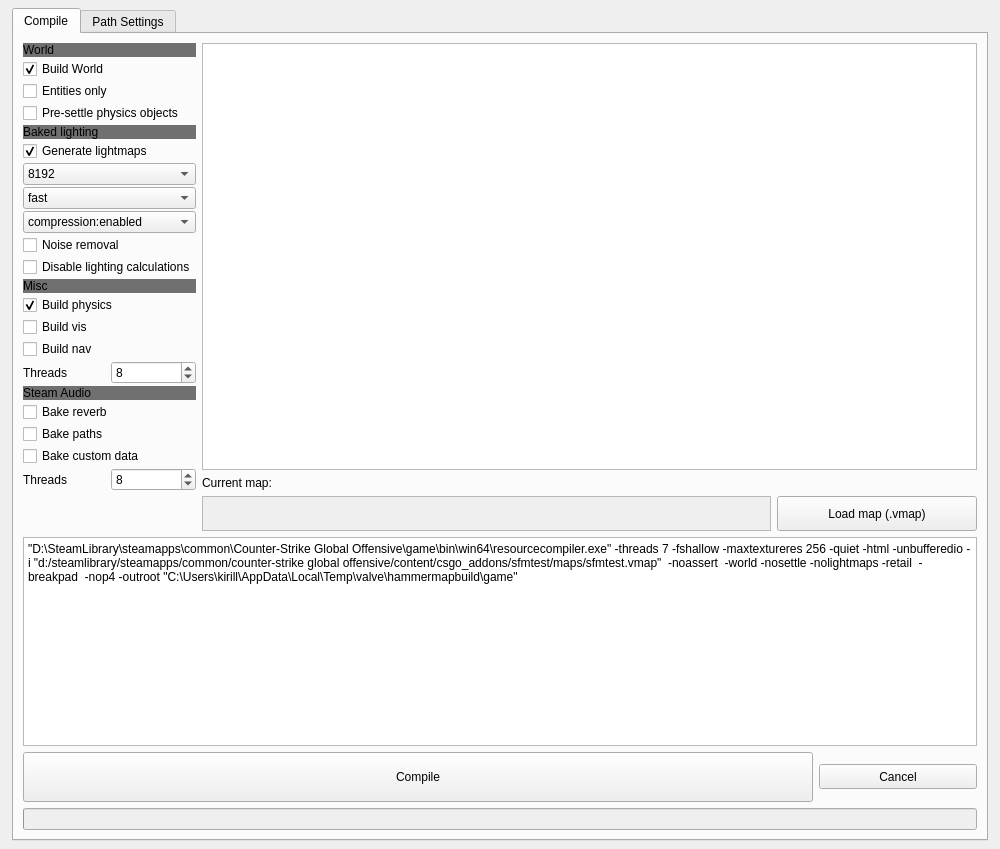
First picture: the form in ui/s2ec.ui, repository KETALx/s2_externalcoompiler, before the edit.
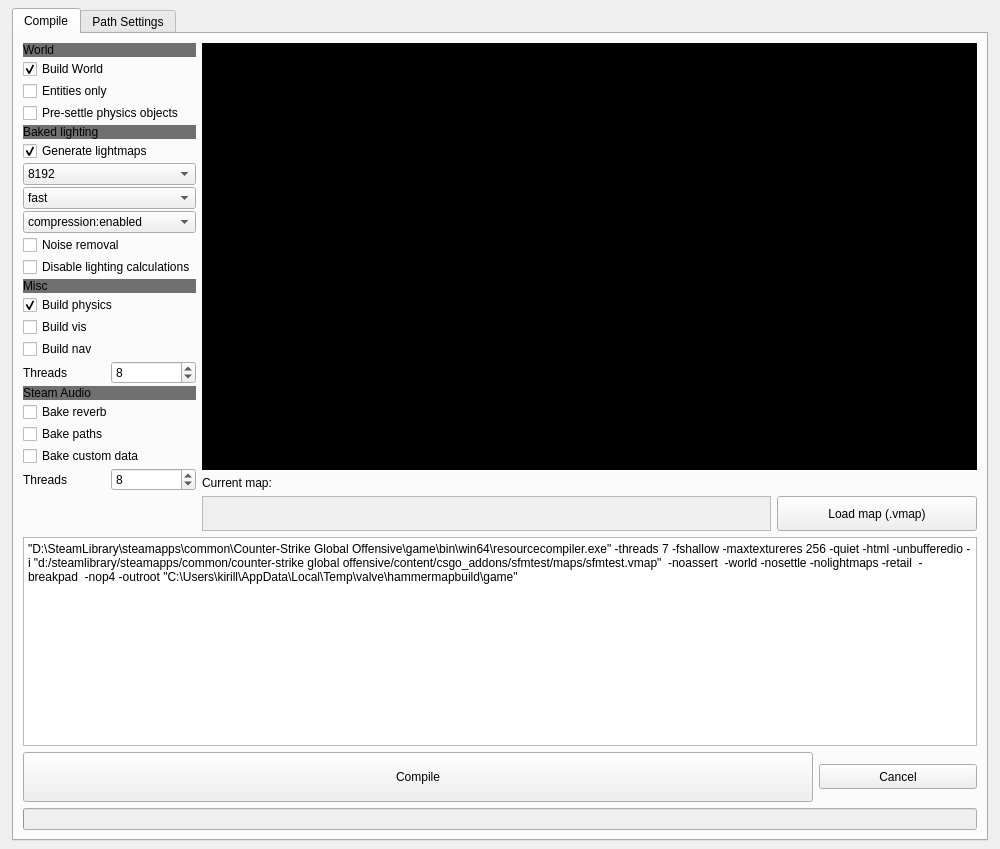
Second picture: the form after the edit. Icons and pictures are not drawn.

The edit to the form file:
```diff
--- a/ui/s2ec.ui
+++ b/ui/s2ec.ui
@@ -41,6 +41,11 @@
     </property>
     <item row="0" column="0">
      <widget class="QTabWidget" name="tabWidget">
+      <property name="font">
+       <font>
+        <bold>false</bold>
+       </font>
+      </property>
       <property name="currentIndex">
        <number>0</number>
       </property>
@@ -381,6 +386,25 @@
                 <height>350</height>
                </size>
               </property>
+              <property name="font">
+               <font>
+                <pointsize>9</pointsize>
+                <bold>false</bold>
+               </font>
+              </property>
+              <property name="styleSheet">
+               <string notr="true">color: white; background-color:black</string>
+              </property>
+              <property name="html">
+               <string>&lt;!DOCTYPE HTML PUBLIC &quot;-//W3C//DTD HTML 4.0//EN&quot; &quot;http://www.w3.org/TR/REC-html40/strict.dtd&quot;&gt;
+&lt;html&gt;&lt;head&gt;&lt;meta name=&quot;qrichtext&quot; content=&quot;1&quot; /&gt;&lt;meta charset=&quot;utf-8&quot; /&gt;&lt;style type=&quot;text/css&quot;&gt;
+p, li { white-space: pre-wrap; }
+hr { height: 1px; border-width: 0; }
+li.unchecked::marker { content: &quot;\2610&quot;; }
+li.checked::marker { content: &quot;\2612&quot;; }
+&lt;/style&gt;&lt;/head&gt;&lt;body style=&quot; font-family:'Segoe UI'; font-size:9pt; font-weight:400; font-style:normal;&quot;&gt;
+&lt;p style=&quot;-qt-paragraph-type:empty; margin-top:0px; margin-bottom:0px; margin-left:0px; margin-right:0px; -qt-block-indent:0; text-indent:0px;&quot;&gt;&lt;br /&gt;&lt;/p&gt;&lt;/body&gt;&lt;/html&gt;</string>
+              </property>
              </widget>
             </item>
             <item>
```
Left out of the diff: 181 changed lines with no effect on the pictures.
